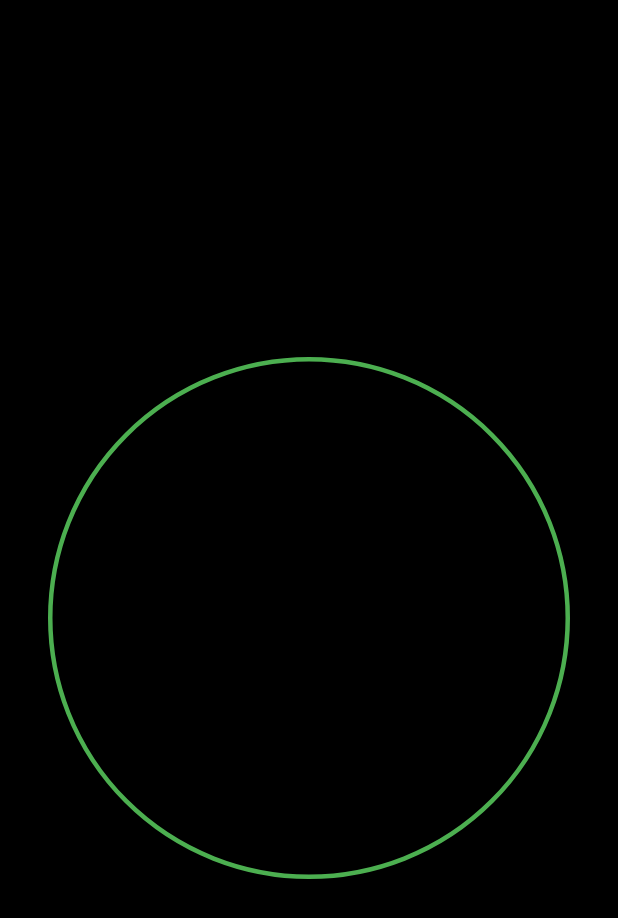
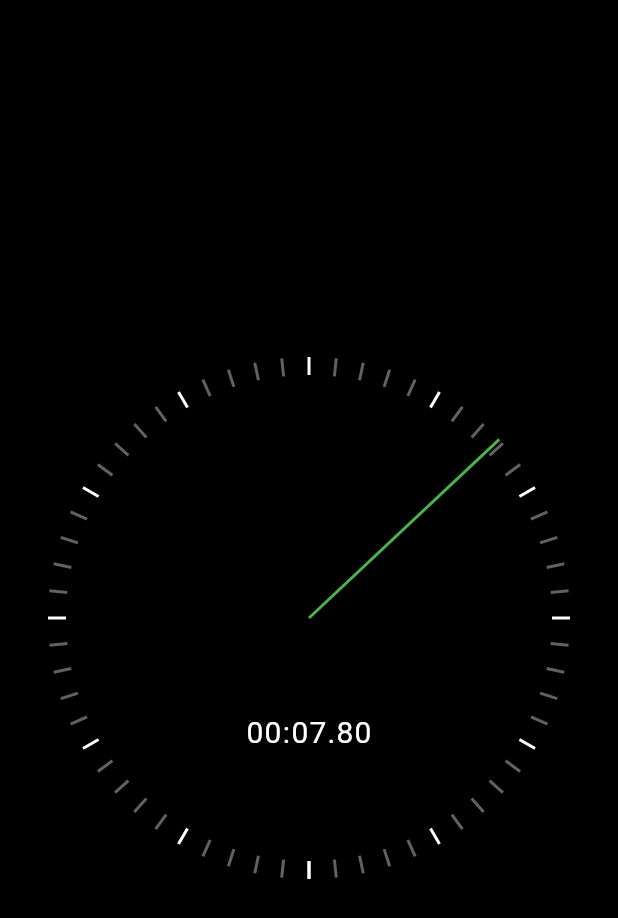
Before and after one commit to tabernerojerry/flutter-stop-watch, a Flutter app: the screen it shows after launch, on a phone screen of 412 x 824 dp. Shown: the top 918 px of the screen. Run offline on Flutter 3.47's test engine with Material 2 defaults, Android fonts, the phone set to English and light mode, and no system bars.

Commit message:
animated clock and markers

```diff
--- /dev/null
+++ b/lib/ui/clock_hand.dart
@@ -0,0 +1,31 @@
+import 'package:flutter/material.dart';
+
+class ClockHand extends StatelessWidget {
+  final double rotationZAngle;
+  final double handThickness;
+  final double handLength;
+  final Color color;
+
+  const ClockHand({
+    Key? key,
+    required this.rotationZAngle,
+    required this.handThickness,
+    required this.handLength,
+    required this.color,
+  }) : super(key: key);
+
+  @override
+  Widget build(BuildContext context) {
+    return Transform(
+      alignment: Alignment.topCenter,
+      transform: Matrix4.identity()
+        ..translate(-handThickness / 2, 0.0, 0.0)
+        ..rotateZ(rotationZAngle),
+      child: Container(
+        width: handThickness,
+        height: handLength,
+        color: color,
+      ),
+    );
+  }
+}
--- /dev/null
+++ b/lib/ui/clock_markers.dart
@@ -0,0 +1,37 @@
+import 'dart:math';
+
+import 'package:flutter/material.dart';
+
+class ClockSecondsTickMarker extends StatelessWidget {
+  final int seconds;
+  final double radius;
+
+  const ClockSecondsTickMarker({
+    Key? key,
+    required this.seconds,
+    required this.radius,
+  }) : super(key: key);
+
+  @override
+  Widget build(BuildContext context) {
+    final color = seconds % 5 == 0 ? Colors.white : Colors.grey[700];
+    const width = 2.0;
+    const height = 12.0;
+
+    return Transform(
+      alignment: Alignment.center,
+      transform: Matrix4.identity()
+        // move marker in the center
+        ..translate(-width / 2, -height / 2, 0.0)
+        // position the marker to form a circle
+        ..rotateZ(2 * pi * (seconds / 60.0))
+        // push away all the marker
+        ..translate(0.0, radius - height / 2, 0.0),
+      child: Container(
+        width: width,
+        height: height,
+        color: color,
+      ),
+    );
+  }
+}
--- a/lib/ui/elapsed_time_text.dart
+++ b/lib/ui/elapsed_time_text.dart
@@ -12,7 +12,7 @@ class ElapsedTimeText extends StatelessWidget {
     final hundredsStr = hundreds.toStringAsFixed(0).padLeft(2, '0');
     final secondsStr = seconds.toString().padLeft(2, '0');
     final minutesStr = minutes.toString().padLeft(2, '0');
-    const digitWidth = 24.0;
+    const digitWidth = 12.0;
     return Row(
       mainAxisAlignment: MainAxisAlignment.center,
       children: [
@@ -40,7 +40,7 @@ class TimeDigit extends StatelessWidget {
       width: width,
       child: Text(
         text,
-        style: const TextStyle(fontSize: 40),
+        style: const TextStyle(fontSize: 20),
         textAlign: TextAlign.center,
       ),
     );
--- a/lib/ui/stopwatch_renderer.dart
+++ b/lib/ui/stopwatch_renderer.dart
@@ -1,6 +1,8 @@
 import 'dart:math';
 
 import 'package:flutter/material.dart';
+import 'package:stop_watch/ui/clock_hand.dart';
+import 'package:stop_watch/ui/clock_markers.dart';
 import 'package:stop_watch/ui/elapsed_time_text.dart';
 
 class StopwatchRenderer extends StatelessWidget {
@@ -17,14 +19,31 @@ class StopwatchRenderer extends StatelessWidget {
   Widget build(BuildContext context) {
     return Stack(
       children: [
-        Container(
-          decoration: BoxDecoration(
-              border: Border.all(width: 3, color: Colors.green),
-              borderRadius: BorderRadius.circular(radius)),
-        )
-        // ElapsedTimeText(
-        //   elapsed: elapsed,
-        // ),
+        for (var i = 0; i <= 60; i++)
+          Positioned(
+            left: radius,
+            top: radius,
+            child: ClockSecondsTickMarker(seconds: i, radius: radius),
+          ),
+        Positioned(
+          left: radius,
+          top: radius,
+          child: ClockHand(
+            // 60000ms is equal to 60seconds
+            rotationZAngle: pi + (2 * pi / 60000) * elapsed.inMilliseconds,
+            handThickness: 2.0,
+            handLength: radius,
+            color: Colors.green,
+          ),
+        ),
+        Positioned(
+          left: 0,
+          right: 0,
+          bottom: radius * 0.5,
+          child: ElapsedTimeText(
+            elapsed: elapsed,
+          ),
+        ),
       ],
     );
   }
```
